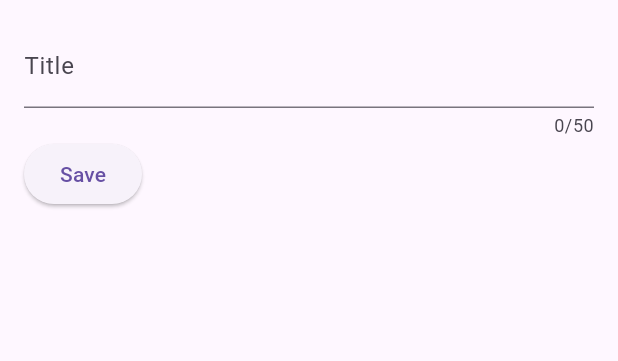
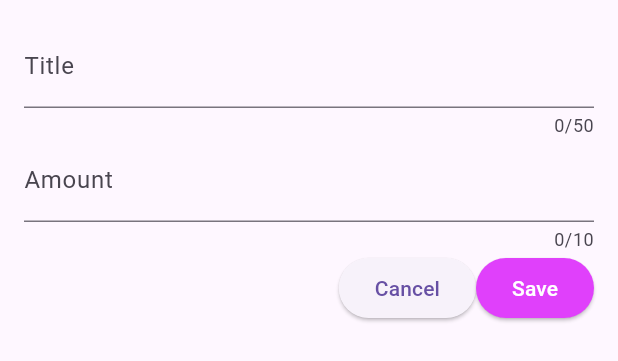
Before and after one commit to Vidhish-Trivedi/Expense-Tracker-FlutterBasics, a Flutter app: the NewExpense widget shown alone on an empty page, opened directly, on a phone screen of 412 x 824 dp. Shown: the top 361 px of the screen. Run offline on Flutter 3.47's test engine with Material 2 defaults, Android fonts, the phone set to English and light mode, and no system bars.

Commit message:
working on modal for new expenses

```diff
--- a/lib/widgets/new_expense.dart
+++ b/lib/widgets/new_expense.dart
@@ -10,18 +10,14 @@ class NewExpense extends StatefulWidget {
 }
 
 class _NewExpenseState extends State<NewExpense> {
-  // var _title = "";
-  //
-  // void _saveTitle(String input) {
-  //   _title = input;
-  // }
-
   final _titleController = TextEditingController();
+  final _amountController = TextEditingController();
 
   // Flutter needs to explicitly remove the above controller.
   @override
   void dispose() {
     _titleController.dispose();
+    _amountController.dispose();
     super.dispose();
   }
 
@@ -32,7 +28,6 @@ class _NewExpenseState extends State<NewExpense> {
       child: Column(
         children: [
           TextField(
-            // onChanged: _saveTitle,
             controller: _titleController,
             maxLength: 50,
             keyboardType: TextInputType.text,
@@ -42,11 +37,41 @@ class _NewExpenseState extends State<NewExpense> {
               ),
             ),
           ),
+          TextField(
+            controller: _amountController,
+            maxLength: 10,
+            keyboardType: const TextInputType.numberWithOptions(
+              decimal: true,
+              signed: false,
+            ),
+            decoration: const InputDecoration(
+              prefixText: "\$ ",
+              label: Text(
+                "Amount",
+              ),
+            ),
+          ),
           Row(
             children: [
-              ElevatedButton(onPressed: () {
-                print(_titleController.text);
-              }, child: const Text("Save")),
+              const Spacer(),
+              ElevatedButton(
+                  onPressed: () {
+                    // print("Cancelled");
+                    Navigator.pop(context);
+                  },
+                  child: const Text("Cancel")),
+              ElevatedButton(
+                  onPressed: () {
+                    print(_titleController.text);
+                    print(_amountController.text);
+                  },
+                  style: ButtonStyle(
+                    backgroundColor: MaterialStateColor.resolveWith(
+                        (states) => Colors.purpleAccent),
+                    foregroundColor: MaterialStateColor.resolveWith(
+                        (states) => Colors.white),
+                  ),
+                  child: const Text("Save")),
             ],
           ),
         ],
```
